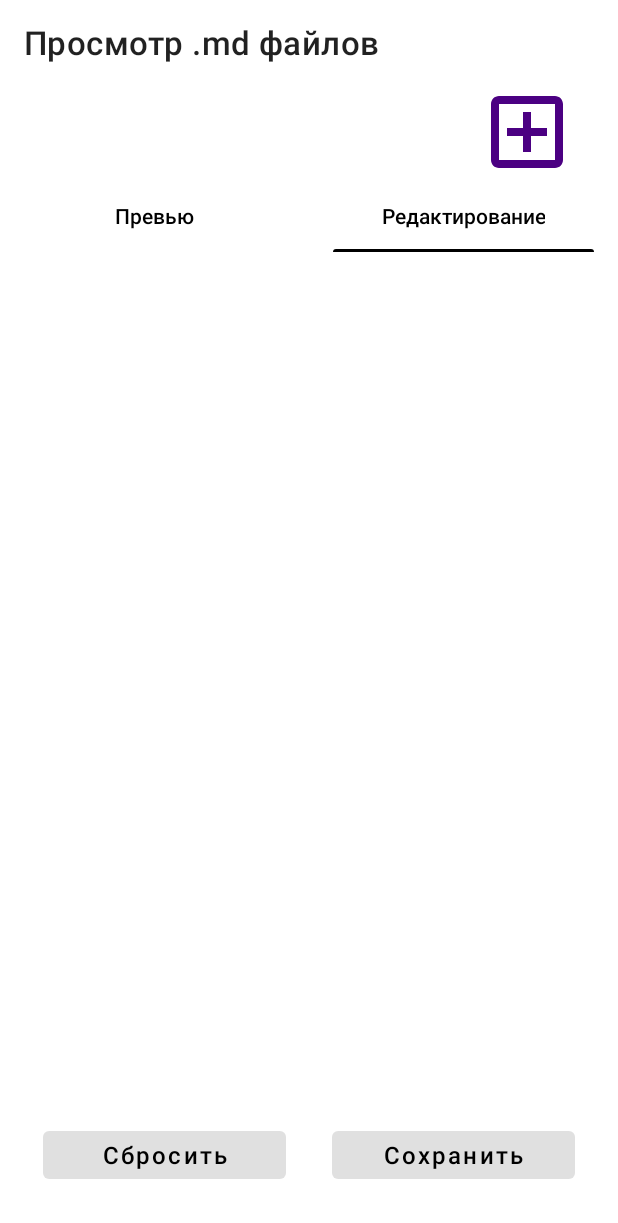
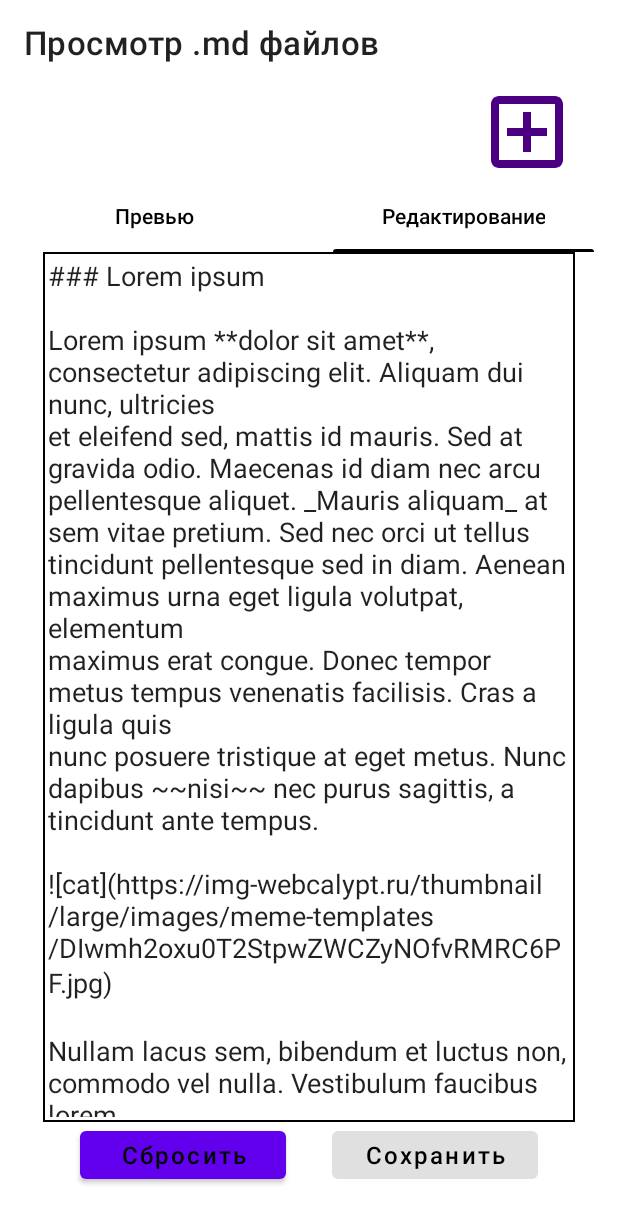
Before and after one commit to DoNatPanic/md-parser, an Android app: the screen it shows after launch (MainActivity), tab 2 chosen, on a phone screen of 412 x 824 dp. Shown: the top 1223 px of the screen. Run offline under Robolectric (Android 15) with nearby library versions, the phone set to English and light mode, and no system bars; network calls fail; 1 statement that could not run was skipped.

Commit message:
edit and render markdown

```diff
--- a/app/src/main/java/com/example/md_parser/ui/start/fragment/StartEditorFragment.kt
+++ b/app/src/main/java/com/example/md_parser/ui/start/fragment/StartEditorFragment.kt
@@ -6,7 +6,8 @@ import androidx.fragment.app.Fragment
 import android.view.LayoutInflater
 import android.view.View
 import android.view.ViewGroup
-import com.example.md_parser.R
+import androidx.core.widget.addTextChangedListener
+import com.example.md_parser.databinding.FragmentStartEditorBinding
 import com.example.md_parser.ui.start.view_model.StartViewModel
 
 class StartEditorFragment : Fragment() {
@@ -15,18 +16,43 @@ class StartEditorFragment : Fragment() {
         fun newInstance() = StartEditorFragment()
     }
 
+    private lateinit var binding: FragmentStartEditorBinding
     private val viewModel: StartViewModel by viewModels(ownerProducer = { requireParentFragment() })
-
-    override fun onCreate(savedInstanceState: Bundle?) {
-        super.onCreate(savedInstanceState)
-
-        // TODO: Use the ViewModel
-    }
 
     override fun onCreateView(
         inflater: LayoutInflater, container: ViewGroup?,
         savedInstanceState: Bundle?
     ): View {
-        return inflater.inflate(R.layout.fragment_start_editor, container, false)
+        binding = FragmentStartEditorBinding.inflate(inflater, container, false)
+        return binding.root
+    }
+
+    override fun onViewCreated(view: View, savedInstanceState: Bundle?) {
+        super.onViewCreated(view, savedInstanceState)
+
+        viewModel.markupLiveData.observe(viewLifecycleOwner) { markup ->
+            updateMarkupEditor(markup)
+            updateButtonsState(markup)
+        }
+
+        binding.saveBtn.setOnClickListener {
+            viewModel.setMarkup(binding.markdownEditor.text.toString())
+        }
+        binding.cancelBtn.setOnClickListener { viewModel.setMarkup("") }
+        binding.markdownEditor.addTextChangedListener { _ ->
+            run {
+                binding.saveBtn.isEnabled = true
+            }
+        }
+
+    }
+
+    private fun updateMarkupEditor(markup: String) {
+        binding.markdownEditor.setText(markup)
+    }
+
+    private fun updateButtonsState(markup: String) {
+        binding.cancelBtn.isEnabled = markup.isNotEmpty()
+        binding.saveBtn.isEnabled = false
     }
 }
--- a/app/src/main/java/com/example/md_parser/ui/start/fragment/StartFragment.kt
+++ b/app/src/main/java/com/example/md_parser/ui/start/fragment/StartFragment.kt
@@ -27,7 +27,7 @@ class StartFragment : Fragment() {
     override fun onViewCreated(view: View, savedInstanceState: Bundle?) {
         super.onViewCreated(view, savedInstanceState)
 
-        binding.loadNavBtn.setOnClickListener{
+        binding.loadNavBtn.setOnClickListener {
             findNavController().navigate(
                 R.id.action_startFragment_to_uploadFragment,
                 null
--- a/app/src/main/java/com/example/md_parser/ui/start/fragment/StartViewerFragment.kt
+++ b/app/src/main/java/com/example/md_parser/ui/start/fragment/StartViewerFragment.kt
@@ -31,22 +31,25 @@ class StartViewerFragment : Fragment() {
 
     private lateinit var binding: FragmentStartViewerBinding
     private val viewModel: StartViewModel by viewModels(ownerProducer = { requireParentFragment() })
-
-    private lateinit var markupElements: List<BlockElement>
     private val images = mutableListOf<Pair<ImageView, String>>()
-
-    override fun onCreate(savedInstanceState: Bundle?) {
-        super.onCreate(savedInstanceState)
-
-        markupElements = viewModel.getMarkupElements()
-        viewModel.bitmapsLiveData.observe(this) { bitmaps -> updateBitmaps(bitmaps) }
-    }
 
     override fun onCreateView(
         inflater: LayoutInflater, container: ViewGroup?,
         savedInstanceState: Bundle?
     ): View {
         binding = FragmentStartViewerBinding.inflate(inflater, container, false)
+        return binding.root
+    }
+
+    private fun render(markupElements: List<BlockElement>) {
+        binding.insertPoint.removeAllViews()
+
+        if (markupElements.isEmpty()) {
+            binding.searchDefaultPlaceholderImage.visibility = View.VISIBLE
+            return
+        }
+
+        binding.searchDefaultPlaceholderImage.visibility = View.GONE
 
         for (element in markupElements) {
             when (element) {
@@ -133,8 +136,15 @@ class StartViewerFragment : Fragment() {
 
             }
         }
+    }
 
-        return binding.root
+    override fun onViewCreated(view: View, savedInstanceState: Bundle?) {
+        super.onViewCreated(view, savedInstanceState)
+
+        viewModel.markupElementsLiveData.observe(viewLifecycleOwner) { newMarkup ->
+            render(newMarkup)
+        }
+        viewModel.bitmapsLiveData.observe(viewLifecycleOwner) { bitmaps -> updateBitmaps(bitmaps) }
     }
 
     private fun updateBitmaps(bitmaps: Map<String, Bitmap>) {
--- a/app/src/main/java/com/example/md_parser/ui/start/view_model/StartViewModel.kt
+++ b/app/src/main/java/com/example/md_parser/ui/start/view_model/StartViewModel.kt
@@ -5,6 +5,7 @@ import android.graphics.BitmapFactory
 import androidx.lifecycle.LiveData
 import androidx.lifecycle.MutableLiveData
 import androidx.lifecycle.ViewModel
+import androidx.lifecycle.map
 import androidx.lifecycle.viewModelScope
 import com.example.md_parser.parser.BlockElement
 import com.example.md_parser.parser.InlineElement
@@ -17,13 +18,7 @@ import java.net.HttpURLConnection
 import java.net.URL
 
 class StartViewModel : ViewModel() {
-    private val markupElementsData = MutableLiveData<List<BlockElement>>()
-    val markupElementsLiveData: LiveData<List<BlockElement>> = markupElementsData
-
-    private val bitmaps = MutableLiveData<MutableMap<String, Bitmap>>(mutableMapOf())
-    val bitmapsLiveData: LiveData<MutableMap<String, Bitmap>> = bitmaps
-
-    private val markup = """
+    private val markupData = MutableLiveData("""
         ### Lorem ipsum
 
         Lorem ipsum **dolor sit amet**, consectetur adipiscing elit. Aliquam dui nunc, ultricies
@@ -55,14 +50,27 @@ class StartViewModel : ViewModel() {
         Integer euismod accumsan gravida. Quisque ut ipsum in nisi iaculis sodales. Curabitur
         pharetra arcu ex, malesuada blandit libero placerat ultrices. Duis id lacus vestibulum,
         congue lorem in, eleifend augue.
-        """.trimIndent()
+        """.trimIndent())
+    val markupLiveData: LiveData<String> = markupData
 
-    fun getMarkupElements(): List<BlockElement> {
+    private val bitmaps = MutableLiveData<MutableMap<String, Bitmap>>(mutableMapOf())
+    val bitmapsLiveData: LiveData<MutableMap<String, Bitmap>> = bitmaps
+
+    val markupElementsLiveData: LiveData<List<BlockElement>> = markupLiveData.map {
+        markup -> getMarkupElements(markup)
+    }
+
+    fun setMarkup(newMarkup: String) {
+        markupData.postValue(newMarkup)
+    }
+
+    private fun getMarkupElements(markup: String): List<BlockElement> {
         val elements = MarkdownParser.parse(markup)
 
-        val par = elements.filterIsInstance<BlockElement.Paragraph>()
-        val chi = par.flatMap { it.children }
-        val images = chi.filterIsInstance<InlineElement.Image>()
+        val images = elements
+            .filterIsInstance<BlockElement.Paragraph>()
+            .flatMap { it.children }
+            .filterIsInstance<InlineElement.Image>()
         val imageUrls = images.map { it.url }.toSet()
 
         viewModelScope.launch(Dispatchers.IO) {
--- a/app/src/main/res/layout/fragment_start.xml
+++ b/app/src/main/res/layout/fragment_start.xml
@@ -41,40 +41,9 @@
         android:id="@+id/pager"
         android:layout_width="0dp"
         android:layout_height="0dp"
-        app:layout_constraintBottom_toTopOf="@id/cancelBtn"
+        app:layout_constraintBottom_toBottomOf="parent"
         app:layout_constraintEnd_toEndOf="@id/rightGuideline"
         app:layout_constraintStart_toStartOf="@id/leftGuideline"
         app:layout_constraintTop_toBottomOf="@id/tabLayout" />
 
-<!--    <ImageView-->
-<!--        android:id="@+id/search_default_placeholder_image"-->
-<!--        android:layout_width="0dp"-->
-<!--        android:layout_height="wrap_content"-->
-<!--        android:adjustViewBounds="true"-->
-<!--        app:layout_constraintTop_toBottomOf="@id/toolbar"-->
-<!--        app:layout_constraintBottom_toTopOf="@id/cancelBtn"-->
-<!--        app:layout_constraintEnd_toEndOf="@id/rightGuideline"-->
-<!--        app:layout_constraintStart_toStartOf="@id/leftGuideline"-->
-<!--        android:src="@drawable/empty_placeholder" />-->
-
-    <Button
-        android:id="@+id/cancelBtn"
-        style="@style/SimpleButtonStyle"
-        android:layout_marginEnd="@dimen/button_margin"
-        android:enabled="false"
-        android:text="@string/cancel_button_str"
-        app:layout_constraintBottom_toBottomOf="parent"
-        app:layout_constraintEnd_toStartOf="@id/saveBtn"
-        app:layout_constraintHorizontal_chainStyle="spread_inside"
-        app:layout_constraintStart_toStartOf="@id/leftGuideline" />
-    <Button
-        android:id="@+id/saveBtn"
-        style="@style/SimpleButtonStyle"
-        android:layout_marginStart="@dimen/button_margin"
-        android:enabled="false"
-        android:text="@string/save_button_str"
-        app:layout_constraintEnd_toStartOf="@id/rightGuideline"
-        app:layout_constraintStart_toEndOf="@id/cancelBtn"
-        app:layout_constraintTop_toTopOf="@id/cancelBtn" />
-
 </androidx.constraintlayout.widget.ConstraintLayout>
--- a/app/src/main/res/layout/fragment_start_editor.xml
+++ b/app/src/main/res/layout/fragment_start_editor.xml
@@ -1,8 +1,49 @@
 <?xml version="1.0" encoding="utf-8"?>
-<FrameLayout xmlns:android="http://schemas.android.com/apk/res/android"
+<androidx.constraintlayout.widget.ConstraintLayout xmlns:android="http://schemas.android.com/apk/res/android"
     xmlns:tools="http://schemas.android.com/tools"
     android:layout_width="match_parent"
     android:layout_height="match_parent"
+    xmlns:app="http://schemas.android.com/apk/res-auto"
     tools:context=".ui.start.fragment.StartEditorFragment">
 
-</FrameLayout>
+    <androidx.constraintlayout.widget.Guideline
+        android:id="@+id/leftGuideline"
+        style="@style/GuidelineLeftStyle" />
+
+    <androidx.constraintlayout.widget.Guideline
+        android:id="@+id/rightGuideline"
+        style="@style/GuidelineRightStyle" />
+
+    <EditText
+        android:inputType="text|textMultiLine"
+        android:layout_width="match_parent"
+        android:layout_height="0dp"
+        android:id="@+id/markdownEditor"
+        android:scrollHorizontally="false"
+        app:layout_constraintTop_toTopOf="parent"
+        android:background="@drawable/border"
+        android:gravity="top"
+        android:padding="3dp"
+        app:layout_constraintBottom_toTopOf="@id/cancelBtn"/>
+
+    <Button
+        android:id="@+id/cancelBtn"
+        style="@style/SimpleButtonStyle"
+        android:layout_marginEnd="@dimen/button_margin"
+        android:enabled="false"
+        android:text="@string/cancel_button_str"
+        app:layout_constraintBottom_toBottomOf="parent"
+        app:layout_constraintEnd_toStartOf="@id/saveBtn"
+        app:layout_constraintHorizontal_chainStyle="spread_inside"
+        app:layout_constraintStart_toStartOf="@id/leftGuideline" />
+    <Button
+        android:id="@+id/saveBtn"
+        style="@style/SimpleButtonStyle"
+        android:layout_marginStart="@dimen/button_margin"
+        android:enabled="false"
+        android:text="@string/save_button_str"
+        app:layout_constraintEnd_toStartOf="@id/rightGuideline"
+        app:layout_constraintStart_toEndOf="@id/cancelBtn"
+        app:layout_constraintTop_toTopOf="@id/cancelBtn" />
+
+</androidx.constraintlayout.widget.ConstraintLayout>
--- a/app/src/main/res/layout/fragment_start_viewer.xml
+++ b/app/src/main/res/layout/fragment_start_viewer.xml
@@ -1,13 +1,34 @@
 <?xml version="1.0" encoding="utf-8"?>
-<FrameLayout xmlns:android="http://schemas.android.com/apk/res/android"
+<androidx.constraintlayout.widget.ConstraintLayout xmlns:android="http://schemas.android.com/apk/res/android"
     xmlns:tools="http://schemas.android.com/tools"
     android:layout_width="match_parent"
-    android:layout_height="wrap_content"
+    android:layout_height="match_parent"
+    xmlns:app="http://schemas.android.com/apk/res-auto"
     tools:context=".ui.start.fragment.StartViewerFragment">
+
+    <androidx.constraintlayout.widget.Guideline
+        android:id="@+id/leftGuideline"
+        style="@style/GuidelineLeftStyle" />
+
+    <androidx.constraintlayout.widget.Guideline
+        android:id="@+id/rightGuideline"
+        style="@style/GuidelineRightStyle" />
+
+    <ImageView
+        android:id="@+id/search_default_placeholder_image"
+        android:layout_width="0dp"
+        android:layout_height="wrap_content"
+        android:adjustViewBounds="true"
+        app:layout_constraintTop_toTopOf="parent"
+        app:layout_constraintBottom_toBottomOf="parent"
+        app:layout_constraintEnd_toEndOf="@id/rightGuideline"
+        app:layout_constraintStart_toStartOf="@id/leftGuideline"
+        android:src="@drawable/empty_placeholder" />
 
     <ScrollView
         android:layout_width="match_parent"
-        android:layout_height="wrap_content">
+        android:layout_height="wrap_content"
+        app:layout_constraintTop_toTopOf="parent">
 
         <LinearLayout
             android:id="@+id/insert_point"
@@ -17,4 +38,4 @@
 
     </ScrollView>
 
-</FrameLayout>
+</androidx.constraintlayout.widget.ConstraintLayout>
```
